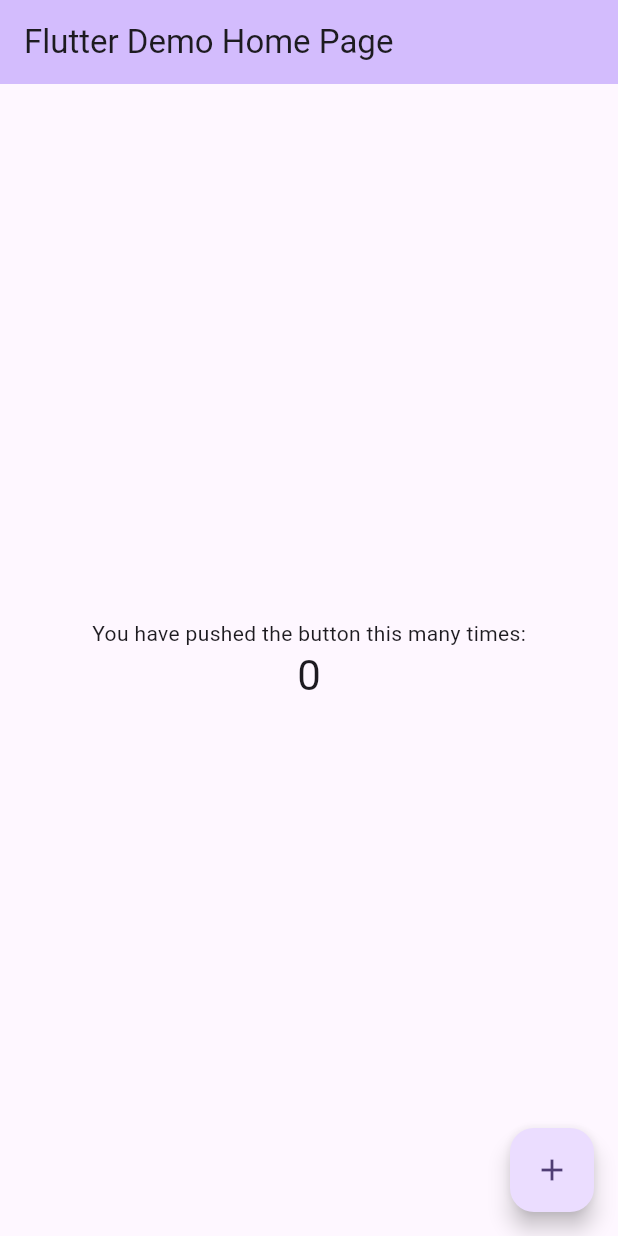
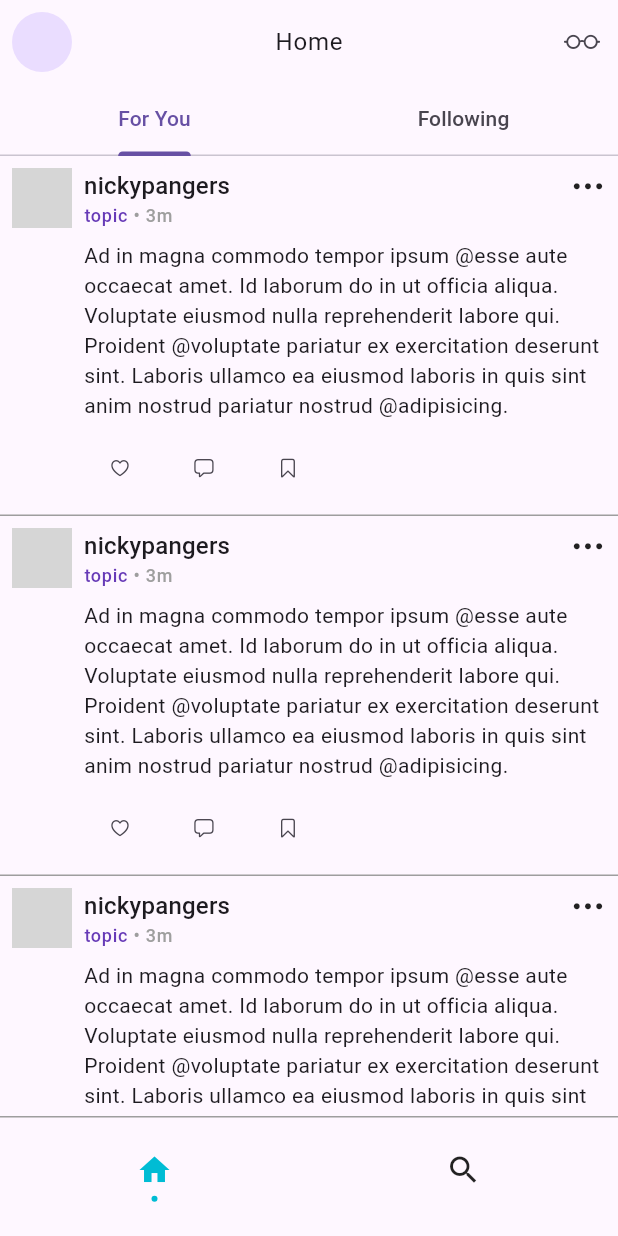
Before and after one commit to nickypangers/minbaro_app, a Flutter app: the screen it shows after launch, on a phone screen of 412 x 824 dp. Run offline on Flutter 3.47's test engine with Material 3 defaults, Android fonts, the phone set to English and light mode, and no system bars; our stand-ins replace go_router; network calls fail; grey boxes are pictures that could not be loaded.

Commit message:
home tab

```diff
--- /dev/null
+++ b/lib/components/post_tile.dart
@@ -0,0 +1,116 @@
+import 'package:flutter/cupertino.dart';
+import 'package:flutter/material.dart';
+
+class PostTile extends StatelessWidget {
+  const PostTile({super.key});
+
+  final _radius = 20.0;
+
+  final _content =
+      'Ad in magna commodo tempor ipsum @esse aute occaecat amet. Id laborum do in ut officia aliqua. Voluptate eiusmod nulla reprehenderit labore qui. Proident @voluptate pariatur ex exercitation deserunt sint. Laboris ullamco ea eiusmod laboris in quis sint anim nostrud pariatur nostrud @adipisicing.';
+
+  @override
+  Widget build(BuildContext context) {
+    return Padding(
+      padding: const EdgeInsets.all(8),
+      child: Column(
+        spacing: 8,
+        children: [
+          Row(
+            crossAxisAlignment: CrossAxisAlignment.start,
+            spacing: 8,
+            children: [
+              CircleAvatar(
+                radius: _radius,
+                foregroundColor: Colors.lightBlue,
+                foregroundImage: NetworkImage(
+                  'https://picsum.photos/id/1/200/200',
+                ),
+              ),
+              SizedBox(
+                height: _radius * 2,
+                child: Column(
+                  crossAxisAlignment: CrossAxisAlignment.start,
+                  mainAxisAlignment: MainAxisAlignment.spaceAround,
+                  children: [
+                    Text(
+                      'nickypangers',
+                      style: Theme.of(context).textTheme.titleMedium,
+                    ),
+                    Text.rich(
+                      TextSpan(
+                        text: 'topic',
+                        style: Theme.of(context)
+                            .textTheme
+                            .labelMedium!
+                            .copyWith(color: Colors.deepPurple),
+                        children: [
+                          TextSpan(
+                            text: ' • 3m',
+                            style: Theme.of(context)
+                                .textTheme
+                                .labelMedium!
+                                .copyWith(color: Colors.grey),
+                          ),
+                        ],
+                      ),
+                    ),
+                  ],
+                ),
+              ),
+              Spacer(),
+              Icon(CupertinoIcons.ellipsis),
+            ],
+          ),
+          _buildIndentedRow(
+            child: Flexible(
+              child: Text.rich(
+                TextSpan(
+                  text: _content,
+                ),
+              ),
+            ),
+          ),
+          _buildIndentedRow(
+            child: Row(
+              spacing: 8,
+              children: [
+                IconButton(
+                  icon: Icon(
+                    CupertinoIcons.heart,
+                    size: 14,
+                  ),
+                  onPressed: () {},
+                ),
+                IconButton(
+                  icon: Icon(
+                    CupertinoIcons.bubble_left,
+                    size: 14,
+                  ),
+                  onPressed: () {},
+                ),
+                IconButton(
+                  icon: Icon(
+                    CupertinoIcons.bookmark,
+                    size: 14,
+                  ),
+                  onPressed: () {},
+                ),
+              ],
+            ),
+          ),
+        ],
+      ),
+    );
+  }
+
+  Widget _buildIndentedRow({required Widget child}) {
+    return Row(
+      spacing: 8,
+      children: [
+        SizedBox(width: _radius * 2),
+        child,
+      ],
+    );
+  }
+}
--- /dev/null
+++ b/lib/components/scaffold_with_navigation_shell.dart
@@ -0,0 +1,108 @@
+import 'package:flutter/material.dart';
+import 'package:go_router/go_router.dart';
+
+class ScaffoldWithNavigationShell extends StatefulWidget {
+  const ScaffoldWithNavigationShell({required this.navigationShell, super.key});
+
+  final StatefulNavigationShell navigationShell;
+
+  @override
+  State<ScaffoldWithNavigationShell> createState() =>
+      _ScaffoldWithNavigationShellState();
+}
+
+class _ScaffoldWithNavigationShellState
+    extends State<ScaffoldWithNavigationShell> {
+  void _goBranch(int index) {
+    widget.navigationShell.goBranch(
+      index,
+      initialLocation: index == widget.navigationShell.currentIndex,
+    );
+  }
+
+  @override
+  Widget build(BuildContext context) {
+    return Scaffold(
+      body: widget.navigationShell,
+      bottomNavigationBar: _CustomBottomNavBar(
+        onTap: _goBranch,
+        selectedIndex: widget.navigationShell.currentIndex,
+      ),
+    );
+  }
+}
+
+class _CustomBottomNavBar extends StatelessWidget {
+  const _CustomBottomNavBar({
+    required this.onTap,
+    // ignore: unused_element
+    this.selectedIndex = 0,
+  });
+
+  final int selectedIndex;
+  final void Function(int) onTap;
+
+  @override
+  Widget build(BuildContext context) {
+    return Container(
+      decoration: BoxDecoration(
+        border: Border(
+          top: BorderSide(
+            color: Colors.grey,
+            width: 1,
+          ),
+        ),
+      ),
+      height: 80,
+      child: Row(
+        mainAxisAlignment: MainAxisAlignment.spaceAround,
+        children: [
+          _buildNavItem(
+            icon: const Icon(Icons.home),
+            activeIcon: const Icon(Icons.home, color: Colors.cyan),
+            selected: selectedIndex == 0,
+            onTap: () => onTap(0),
+          ),
+          _buildNavItem(
+            icon: const Icon(Icons.search),
+            activeIcon: const Icon(Icons.search, color: Colors.cyan),
+            selected: selectedIndex == 1,
+            onTap: () => onTap(1),
+          ),
+        ],
+      ),
+    );
+  }
+
+  Widget _buildNavItem({
+    required Widget icon,
+    Widget? activeIcon,
+    void Function()? onTap,
+    bool selected = false,
+  }) {
+    return GestureDetector(
+      onTap: onTap,
+      child: Column(
+        mainAxisAlignment: MainAxisAlignment.center,
+        children: [
+          if (selected) activeIcon ?? icon else icon,
+          if (selected)
+            Container(
+              margin: const EdgeInsets.only(top: 16 / 3),
+              height: 4,
+              width: 4,
+              decoration: const BoxDecoration(
+                shape: BoxShape.circle,
+                color: Colors.cyan,
+              ),
+            )
+          else
+            Container(
+              margin: EdgeInsets.only(top: 16 / 3),
+              height: 4,
+            ),
+        ],
+      ),
+    );
+  }
+}
--- a/lib/main.dart
+++ b/lib/main.dart
@@ -1,125 +1,17 @@
 import 'package:flutter/material.dart';
+import 'package:minbaro_app/router/app_router.dart';
 
 void main() {
-  runApp(const MyApp());
+  runApp(const MinBaroApp());
 }
 
-class MyApp extends StatelessWidget {
-  const MyApp({super.key});
+class MinBaroApp extends StatelessWidget {
+  const MinBaroApp({super.key});
 
-  // This widget is the root of your application.
   @override
   Widget build(BuildContext context) {
-    return MaterialApp(
-      title: 'Flutter Demo',
-      theme: ThemeData(
-        // This is the theme of your application.
-        //
-        // TRY THIS: Try running your application with "flutter run". You'll see
-        // the application has a purple toolbar. Then, without quitting the app,
-        // try changing the seedColor in the colorScheme below to Colors.green
-        // and then invoke "hot reload" (save your changes or press the "hot
-        // reload" button in a Flutter-supported IDE, or press "r" if you used
-        // the command line to start the app).
-        //
-        // Notice that the counter didn't reset back to zero; the application
-        // state is not lost during the reload. To reset the state, use hot
-        // restart instead.
-        //
-        // This works for code too, not just values: Most code changes can be
-        // tested with just a hot reload.
-        colorScheme: ColorScheme.fromSeed(seedColor: Colors.deepPurple),
-        useMaterial3: true,
-      ),
-      home: const MyHomePage(title: 'Flutter Demo Home Page'),
+    return MaterialApp.router(
+      routerConfig: AppRouter.router,
     );
   }
 }
-
-class MyHomePage extends StatefulWidget {
-  const MyHomePage({super.key, required this.title});
-
-  // This widget is the home page of your application. It is stateful, meaning
-  // that it has a State object (defined below) that contains fields that affect
-  // how it looks.
-
-  // This class is the configuration for the state. It holds the values (in this
-  // case the title) provided by the parent (in this case the App widget) and
-  // used by the build method of the State. Fields in a Widget subclass are
-  // always marked "final".
-
-  final String title;
-
-  @override
-  State<MyHomePage> createState() => _MyHomePageState();
-}
-
-class _MyHomePageState extends State<MyHomePage> {
-  int _counter = 0;
-
-  void _incrementCounter() {
-    setState(() {
-      // This call to setState tells the Flutter framework that something has
-      // changed in this State, which causes it to rerun the build method below
-      // so that the display can reflect the updated values. If we changed
-      // _counter without calling setState(), then the build method would not be
-      // called again, and so nothing would appear to happen.
-      _counter++;
-    });
-  }
-
-  @override
-  Widget build(BuildContext context) {
-    // This method is rerun every time setState is called, for instance as done
-    // by the _incrementCounter method above.
-    //
-    // The Flutter framework has been optimized to make rerunning build methods
-    // fast, so that you can just rebuild anything that needs updating rather
-    // than having to individually change instances of widgets.
-    return Scaffold(
-      appBar: AppBar(
-        // TRY THIS: Try changing the color here to a specific color (to
-        // Colors.amber, perhaps?) and trigger a hot reload to see the AppBar
-        // change color while the other colors stay the same.
-        backgroundColor: Theme.of(context).colorScheme.inversePrimary,
-        // Here we take the value from the MyHomePage object that was created by
-        // the App.build method, and use it to set our appbar title.
-        title: Text(widget.title),
-      ),
-      body: Center(
-        // Center is a layout widget. It takes a single child and positions it
-        // in the middle of the parent.
-        child: Column(
-          // Column is also a layout widget. It takes a list of children and
-          // arranges them vertically. By default, it sizes itself to fit its
-          // children horizontally, and tries to be as tall as its parent.
-          //
-          // Column has various properties to control how it sizes itself and
-          // how it positions its children. Here we use mainAxisAlignment to
-          // center the children vertically; the main axis here is the vertical
-          // axis because Columns are vertical (the cross axis would be
-          // horizontal).
-          //
-          // TRY THIS: Invoke "debug painting" (choose the "Toggle Debug Paint"
-          // action in the IDE, or press "p" in the console), to see the
-          // wireframe for each widget.
-          mainAxisAlignment: MainAxisAlignment.center,
-          children: <Widget>[
-            const Text(
-              'You have pushed the button this many times:',
-            ),
-            Text(
-              '$_counter',
-              style: Theme.of(context).textTheme.headlineMedium,
-            ),
-          ],
-        ),
-      ),
-      floatingActionButton: FloatingActionButton(
-        onPressed: _incrementCounter,
-        tooltip: 'Increment',
-        child: const Icon(Icons.add),
-      ), // This trailing comma makes auto-formatting nicer for build methods.
-    );
-  }
-}
--- /dev/null
+++ b/lib/pages/home/views/home_page.dart
@@ -0,0 +1,11 @@
+import 'package:flutter/material.dart';
+import 'package:minbaro_app/pages/home/views/home_view.dart';
+
+class HomePage extends StatelessWidget {
+  const HomePage({super.key});
+
+  @override
+  Widget build(BuildContext context) {
+    return HomeView();
+  }
+}
--- /dev/null
+++ b/lib/pages/home/views/home_view.dart
@@ -0,0 +1,96 @@
+import 'package:flutter/cupertino.dart';
+import 'package:flutter/material.dart';
+import 'package:go_router/go_router.dart';
+import 'package:minbaro_app/components/post_tile.dart';
+
+class HomeView extends StatefulWidget {
+  HomeView({super.key});
+
+  @override
+  State<HomeView> createState() => _HomeViewState();
+}
+
+class _HomeViewState extends State<HomeView> {
+  final _count = 50;
+
+  final _tabs = [
+    'For You',
+    'Following',
+  ];
+
+  @override
+  Widget build(BuildContext context) {
+    return DefaultTabController(
+      length: _tabs.length,
+      child: Scaffold(
+        body: NestedScrollView(
+          headerSliverBuilder: (context, innerBoxScrolled) => [
+            SliverOverlapAbsorber(
+              handle: NestedScrollView.sliverOverlapAbsorberHandleFor(context),
+              sliver: SliverAppBar(
+                leading: Padding(
+                  padding: const EdgeInsets.all(8.0),
+                  child: CircleAvatar(),
+                ),
+                title: Text(
+                  'Home',
+                  style: Theme.of(context).textTheme.bodyLarge,
+                ),
+                centerTitle: true,
+                actions: [
+                  IconButton(
+                    icon: Icon(CupertinoIcons.eyeglasses),
+                    onPressed: () {},
+                  ),
+                ],
+                forceElevated: innerBoxScrolled,
+                bottom: TabBar(
+                  tabs: _tabs.map((e) => Tab(text: e)).toList(),
+                ),
+              ),
+            ),
+          ],
+          body: TabBarView(
+            children: _tabs
+                .map((e) => Builder(builder: (context) {
+                      return CustomScrollView(
+                        key: PageStorageKey<String>(e),
+                        semanticChildCount: _count,
+                        physics: const BouncingScrollPhysics(),
+                        slivers: [
+                          CupertinoSliverRefreshControl(
+                            onRefresh: () async => Future.delayed(
+                              const Duration(seconds: 1),
+                            ).then(
+                              (_) => print('refreshed'),
+                            ),
+                          ),
+                          SliverList(
+                            delegate: SliverChildBuilderDelegate(
+                              (context, idx) {
+                                if (idx.isEven) {
+                                  return GestureDetector(
+                                    onTap: () => context.go('/post/$idx'),
+                                    child: PostTile(),
+                                  );
+                                }
+                                return Divider(
+                                  height: 0,
+                                  color: Colors.grey,
+                                );
+                              },
+                              semanticIndexCallback: (widget, localIndex) =>
+                                  localIndex.isEven ? localIndex ~/ 2 : null,
+                              childCount: _count,
+                            ),
+                          ),
+                        ],
+                      );
+                    }))
+                .toList(),
+          ),
+        ),
+      ),
+    );
+  }
+}
--- /dev/null
+++ b/lib/router/app_router.dart
@@ -0,0 +1,54 @@
+import 'package:flutter/material.dart';
+import 'package:go_router/go_router.dart';
+import 'package:minbaro_app/components/scaffold_with_navigation_shell.dart';
+import 'package:minbaro_app/pages/home/views/home_page.dart';
+
+class AppRouter {
+  static final GoRouter _router = GoRouter(
+    initialLocation: '/',
+    debugLogDiagnostics: true,
+    routes: [
+      StatefulShellRoute.indexedStack(
+        builder: (context, state, navigationShell) =>
+            ScaffoldWithNavigationShell(
+          navigationShell: navigationShell,
+        ),
+        branches: [
+          StatefulShellBranch(
+            routes: [
+              GoRoute(
+                  path: '/',
+                  builder: (context, state) => const HomePage(),
+                  routes: [
+                    GoRoute(
+                      path: 'post/:id',
+                      builder: (context, state) => Scaffold(
+                        appBar: AppBar(
+                          title: Text('Post'),
+                        ),
+                        body: Center(
+                          child: Text(state.pathParameters['id']!),
+                        ),
+                      ),
+                    ),
+                  ]),
+            ],
+          ),
+          StatefulShellBranch(
+            routes: [
+              GoRoute(
+                path: '/search',
+                builder: (context, state) => Scaffold(
+                  body: Center(
+                    child: Text('Search'),
+                  ),
+                ),
+              ),
+            ],
+          ),
+        ],
+      ),
+    ],
+  );
+  static get router => _router;
+}
```
Also changed, not shown: pubspec.yaml (+7 -2 lines), pubspec.lock, 1 other file.
